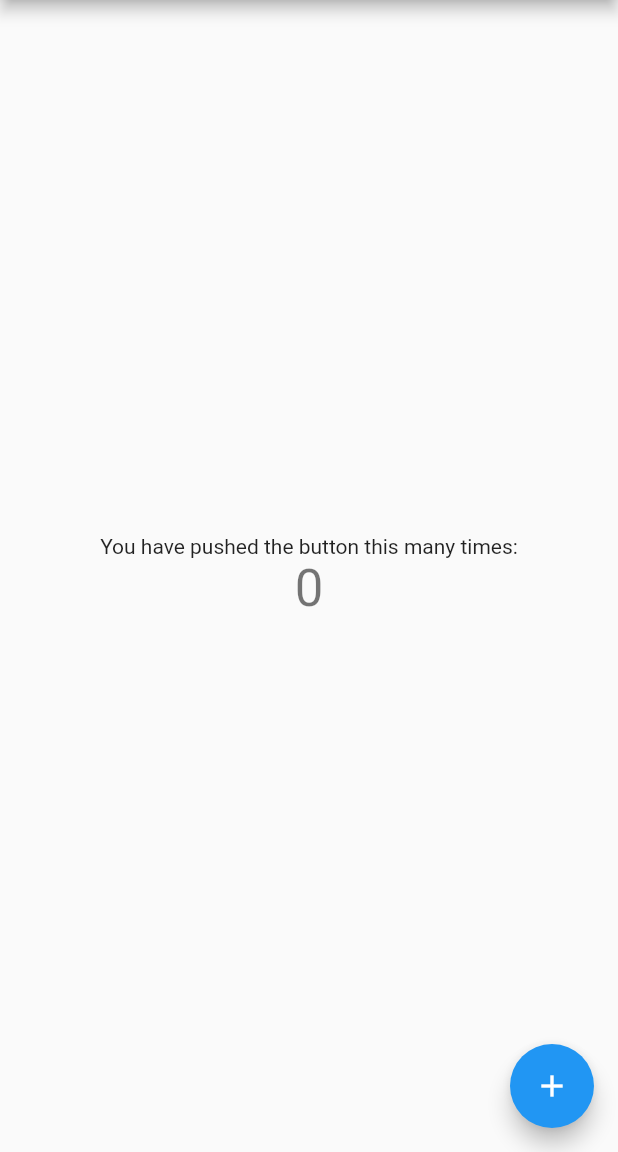
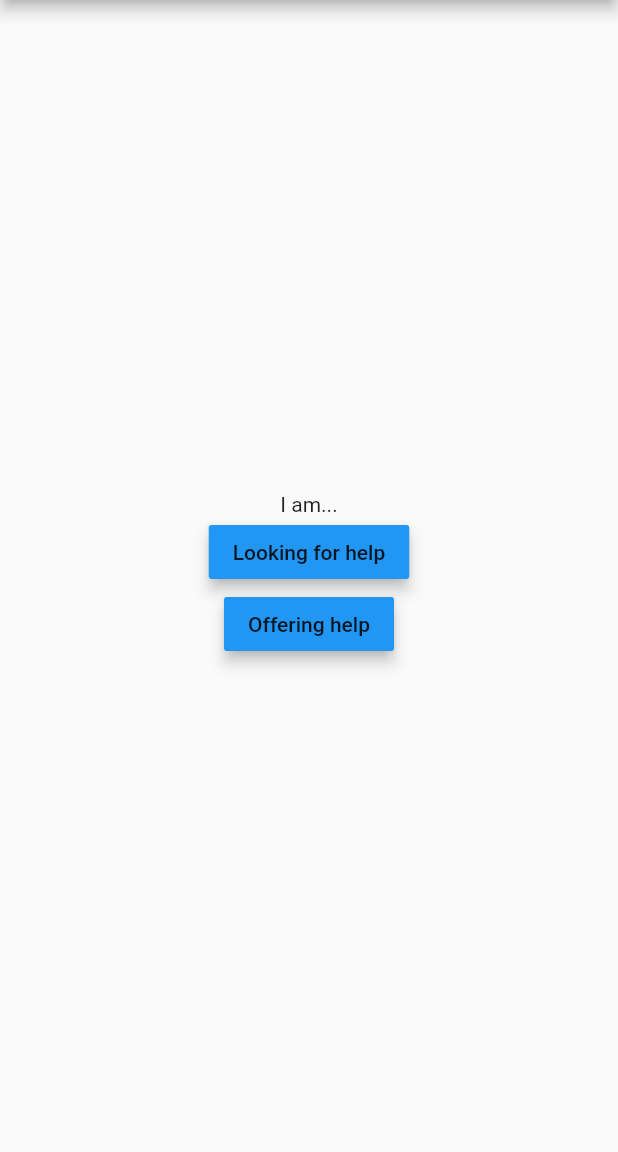
Before and after one commit to andersondav/Boilermake2018Client, a Flutter app: the screen it shows after launch, on a phone screen of 412 x 824 dp, the part 84-1236 px from its top. Run offline on Flutter 3.47's test engine with Material 2 defaults, Android fonts, the phone set to English and light mode, and no system bars.

Commit message:
started ui

```diff
--- a/lib/main.dart
+++ b/lib/main.dart
@@ -9,14 +9,6 @@ class MyApp extends StatelessWidget {
     return new MaterialApp(
       title: 'Flutter Demo',
       theme: new ThemeData(
-        // This is the theme of your application.
-        //
-        // Try running your application with "flutter run". You'll see the
-        // application has a blue toolbar. Then, without quitting the app, try
-        // changing the primarySwatch below to Colors.green and then invoke
-        // "hot reload" (press "r" in the console where you ran "flutter run",
-        // or press Run > Flutter Hot Reload in IntelliJ). Notice that the
-        // counter didn't reset back to zero; the application is not restarted.
         primarySwatch: Colors.blue,
       ),
       home: new MyHomePage(title: 'Flutter Demo Home Page'),
@@ -26,15 +18,6 @@ class MyApp extends StatelessWidget {
 
 class MyHomePage extends StatefulWidget {
   MyHomePage({Key key, this.title}) : super(key: key);
-
-  // This widget is the home page of your application. It is stateful, meaning
-  // that it has a State object (defined below) that contains fields that affect
-  // how it looks.
-
-  // This class is the configuration for the state. It holds the values (in this
-  // case the title) provided by the parent (in this case the App widget) and
-  // used by the build method of the State. Fields in a Widget subclass are
-  // always marked "final".
 
   final String title;
 
@@ -58,52 +41,44 @@ class _MyHomePageState extends State<MyHomePage> {
 
   @override
   Widget build(BuildContext context) {
-    // This method is rerun every time setState is called, for instance as done
-    // by the _incrementCounter method above.
-    //
-    // The Flutter framework has been optimized to make rerunning build methods
-    // fast, so that you can just rebuild anything that needs updating rather
-    // than having to individually change instances of widgets.
     return new Scaffold(
       appBar: new AppBar(
-        // Here we take the value from the MyHomePage object that was created by
-        // the App.build method, and use it to set our appbar title.
         title: new Text(widget.title),
       ),
       body: new Center(
-        // Center is a layout widget. It takes a single child and positions it
-        // in the middle of the parent.
         child: new Column(
-          // Column is also layout widget. It takes a list of children and
-          // arranges them vertically. By default, it sizes itself to fit its
-          // children horizontally, and tries to be as tall as its parent.
-          //
-          // Invoke "debug paint" (press "p" in the console where you ran
-          // "flutter run", or select "Toggle Debug Paint" from the Flutter tool
-          // window in IntelliJ) to see the wireframe for each widget.
-          //
-          // Column has various properties to control how it sizes itself and
-          // how it positions its children. Here we use mainAxisAlignment to
-          // center the children vertically; the main axis here is the vertical
-          // axis because Columns are vertical (the cross axis would be
-          // horizontal).
           mainAxisAlignment: MainAxisAlignment.center,
           children: <Widget>[
             new Text(
-              'You have pushed the button this many times:',
+              'I am...',
             ),
-            new Text(
-              '$_counter',
-              style: Theme.of(context).textTheme.display1,
-            ),
+            // ignore: list_element_type_not_assignable
+            initialOptions(text: 'Looking for help'),
+            initialOptions(text: 'Offering help'),
           ],
         ),
+        // ignore: duplicate_named_argument
       ),
-      floatingActionButton: new FloatingActionButton(
-        onPressed: _incrementCounter,
-        tooltip: 'Increment',
-        child: new Icon(Icons.add),
-      ), // This trailing comma makes auto-formatting nicer for build methods.
     );
   }
 }
+
+class initialOptions extends RaisedButton {
+  initialOptions({Key key, this.text}) : super(key: key);
+
+  final String text;
+
+  void _test() {
+    print('Alrighty');
+  }
+
+  Widget build(BuildContext context) {
+    return new RaisedButton(
+        child: Text(this.text),
+        color: Theme.of(context).accentColor,
+        elevation: 4.0,
+        splashColor: Colors.blueGrey,
+        onPressed: _test,
+    );
+  }
+}
```
Also changed, not shown: 3 other files.
